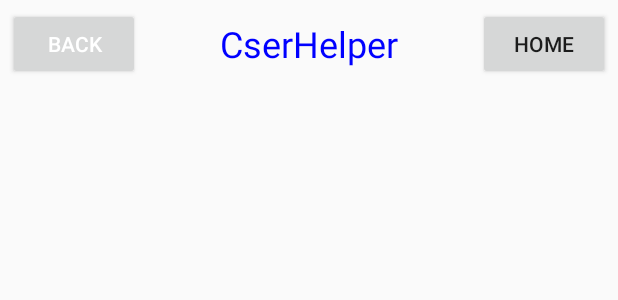
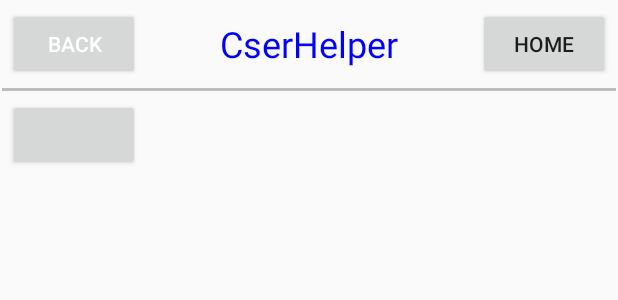
Before and after one commit to NJU-CS-NCES-Group/CSerHelper, an Android app: the layout fragment_chat.xml on its own in the app's theme, with its tools: preview values and no code run, on a phone screen of 412 x 824 dp. Shown: the top 300 px of the screen. Run offline under Robolectric (Android 15) with nearby library versions, the phone set to English and light mode, and no system bars.

Commit message:
实现分割线

```diff
--- a/app/src/main/res/layout/fragment_chat.xml
+++ b/app/src/main/res/layout/fragment_chat.xml
@@ -6,7 +6,10 @@
     <LinearLayout xmlns:android="http://schemas.android.com/apk/res/android"
         android:layout_width="match_parent"
         android:layout_height="match_parent"
-        android:orientation="vertical">
+        android:orientation="vertical"
+        android:showDividers="middle"
+        android:divider="@layout/separator"
+        android:dividerPadding="1dp">
 
         <LinearLayout xmlns:android="http://schemas.android.com/apk/res/android"
             android:layout_width="match_parent"
@@ -42,10 +45,27 @@
 
         </LinearLayout>
 
-        <com.baoyz.swipemenulistview.SwipeMenuListView
-            android:id="@+id/listView"
+        <LinearLayout
             android:layout_width="match_parent"
-            android:layout_height="match_parent" />
+            android:layout_height="wrap_content">
+            <Space
+                android:layout_width="wrap_content"
+                android:layout_height="wrap_content"
+                />
+            <Button
+                android:layout_width="wrap_content"
+                android:layout_height="wrap_content"
+                android:layout_gravity="center"
+                android:layout_margin="5dp"
+                />
+        </LinearLayout>
+
+        <!--<com.baoyz.swipemenulistview.SwipeMenuListView-->
+            <!--android:id="@+id/listView"-->
+            <!--android:layout_width="match_parent"-->
+            <!--android:layout_height="match_parent" />-->
     </LinearLayout>
 
+
+
 </FrameLayout>
--- /dev/null
+++ b/app/src/main/res/layout/separator.xml
@@ -0,0 +1,10 @@
+<?xml version="1.0" encoding="utf-8"?>
+<shape xmlns:android="http://schemas.android.com/apk/res/android"
+    android:shape="rectangle"
+    android:layout_height="wrap_content"
+    android:layout_width="wrap_content">
+
+    <size android:height="2dp" />
+    <solid android:color="#90909090" />
+
+</shape>
```
